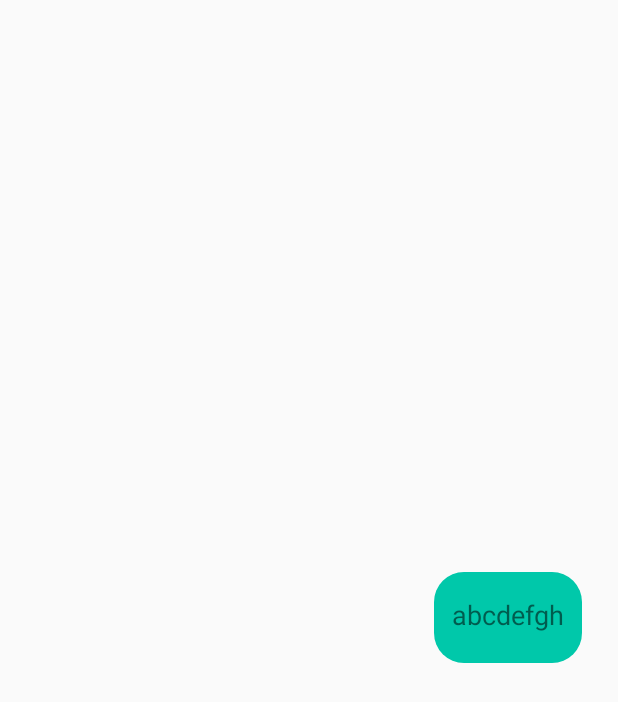
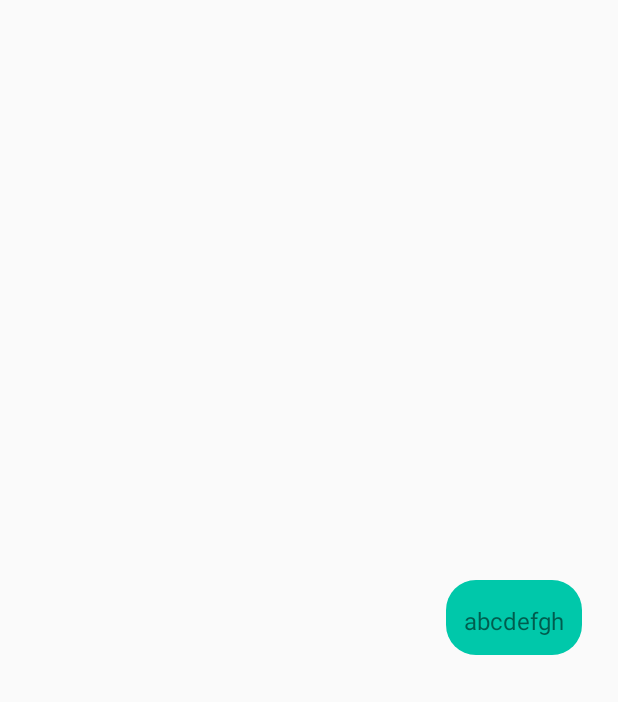
Before and after one commit to hngi/Hephaestus-Chatbot, an Android app: the layout user_msg_layout.xml on its own in the app's theme, with its tools: preview values and no code run, on a phone screen of 412 x 824 dp. Shown: the top 702 px of the screen. Run offline under Robolectric (Android 15) with nearby library versions, the phone set to English and light mode, and no system bars.

Commit message:
minor changes

```diff
--- a/app/src/main/res/layout/bot_msg_layout.xml
+++ b/app/src/main/res/layout/bot_msg_layout.xml
@@ -51,7 +51,7 @@
             <TextView
                 android:id="@+id/chatMsg"
                 android:layout_width="wrap_content"
-                android:layout_height="57dp"
+                android:layout_height="45dp"
                 android:layout_marginStart="4dp"
                 android:layout_marginLeft="4dp"
                 android:layout_marginTop="4dp"
--- a/app/src/main/res/layout/user_msg_layout.xml
+++ b/app/src/main/res/layout/user_msg_layout.xml
@@ -26,17 +26,7 @@
             android:layout_marginTop="4dp"
             android:padding="12dp"
             android:text="abcdefgh"
-            android:textSize="18sp" />
-
-        <FrameLayout
-            android:id="@+id/container"
-            android:layout_width="match_parent"
-            android:layout_height="wrap_content"
-            android:layout_marginTop="8dp">
-
-        </FrameLayout>
-
-
+            android:textSize="16sp" />
 
     </LinearLayout>
 
```
Also changed, not shown: 527 other files.
